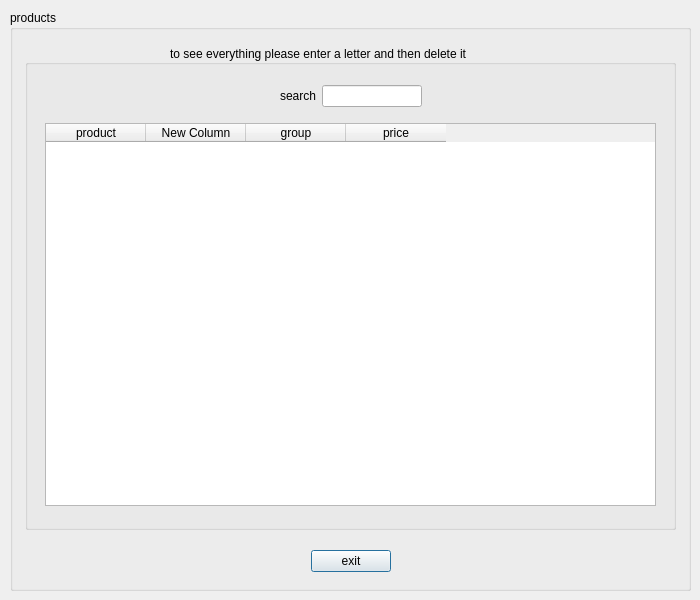
Qt form msearchp.ui (melika-ag8/finalfoof) before a commit.
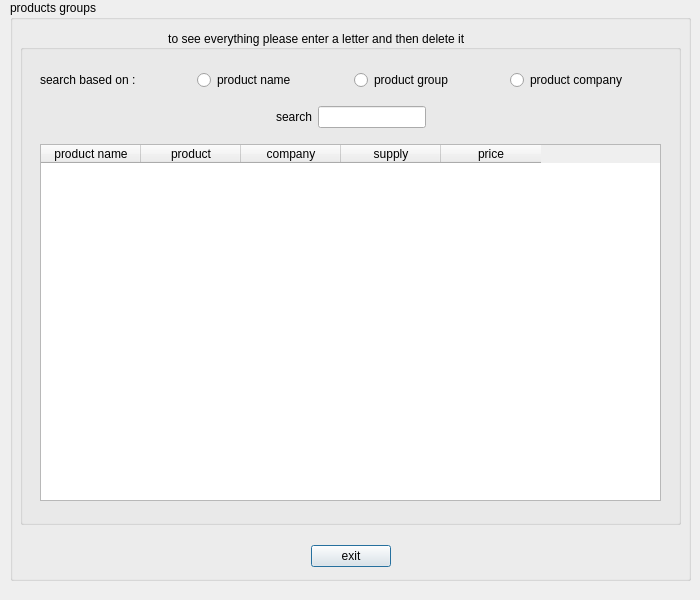
The same form after that commit. Icons and pictures are not drawn.

Commit message: delete forms

```diff
--- a/msearchp.ui
+++ b/msearchp.ui
@@ -29,25 +29,13 @@
    <property name="geometry">
     <rect>
      <x>10</x>
-     <y>10</y>
+     <y>0</y>
      <width>681</width>
      <height>581</height>
     </rect>
    </property>
-   <property name="sizePolicy">
-    <sizepolicy hsizetype="Fixed" vsizetype="Fixed">
-     <horstretch>0</horstretch>
-     <verstretch>0</verstretch>
-    </sizepolicy>
-   </property>
-   <property name="maximumSize">
-    <size>
-     <width>841</width>
-     <height>631</height>
-    </size>
-   </property>
    <property name="title">
-    <string>products</string>
+    <string>products groups</string>
    </property>
    <widget class="QWidget" name="back" native="true">
     <property name="geometry">
@@ -58,18 +46,6 @@
       <height>561</height>
      </rect>
     </property>
-    <property name="sizePolicy">
-     <sizepolicy hsizetype="Fixed" vsizetype="Fixed">
-      <horstretch>0</horstretch>
-      <verstretch>0</verstretch>
-     </sizepolicy>
-    </property>
-    <property name="maximumSize">
-     <size>
-      <width>700</width>
-      <height>600</height>
-     </size>
-    </property>
     <property name="styleSheet">
      <string notr="true">#back
 {
@@ -79,16 +55,16 @@
     </property>
     <layout class="QVBoxLayout" name="verticalLayout_7">
      <property name="leftMargin">
-      <number>10</number>
+      <number>5</number>
      </property>
      <property name="topMargin">
-      <number>10</number>
+      <number>5</number>
      </property>
      <property name="rightMargin">
-      <number>10</number>
+      <number>5</number>
      </property>
      <property name="bottomMargin">
-      <number>10</number>
+      <number>5</number>
      </property>
      <item>
       <layout class="QHBoxLayout" name="horizontalLayout_7">
@@ -110,15 +86,15 @@
           <string notr="true">color:black;</string>
          </property>
          <property name="title">
-          <string>                                           to see everything please enter a letter and then delete it</string>
+          <string>                                            to see everything please enter a letter and then delete it</string>
          </property>
          <widget class="QWidget" name="verticalLayoutWidget_3">
           <property name="geometry">
            <rect>
             <x>10</x>
             <y>30</y>
-            <width>631</width>
-            <height>441</height>
+            <width>641</width>
+            <height>451</height>
            </rect>
           </property>
           <layout class="QVBoxLayout" name="verticalLayout_3">
@@ -149,7 +125,51 @@
               <number>5</number>
              </property>
              <item>
-              <spacer name="horizontalSpacer_9">
+              <widget class="QLabel" name="label">
+               <property name="text">
+                <string>search based on :</string>
+               </property>
+              </widget>
+             </item>
+             <item>
+              <widget class="QRadioButton" name="product">
+               <property name="text">
+                <string>product name</string>
+               </property>
+              </widget>
+             </item>
+             <item>
+              <widget class="QRadioButton" name="group">
+               <property name="text">
+                <string>product group</string>
+               </property>
+              </widget>
+             </item>
+             <item>
+              <widget class="QRadioButton" name="company">
+               <property name="text">
+                <string>product company</string>
+               </property>
+              </widget>
+             </item>
+            </layout>
+           </item>
+           <item>
+            <layout class="QHBoxLayout" name="horizontalLayout">
+             <property name="leftMargin">
+              <number>5</number>
+             </property>
+             <property name="topMargin">
+              <number>5</number>
+             </property>
+             <property name="rightMargin">
+              <number>5</number>
+             </property>
+             <property name="bottomMargin">
+              <number>5</number>
+             </property>
+             <item>
+              <spacer name="horizontalSpacer_4">
                <property name="orientation">
                 <enum>Qt::Horizontal</enum>
                </property>
@@ -162,7 +182,7 @@
               </spacer>
              </item>
              <item>
-              <widget class="QLabel" name="search_3">
+              <widget class="QLabel" name="search">
                <property name="sizePolicy">
                 <sizepolicy hsizetype="Fixed" vsizetype="Fixed">
                  <horstretch>0</horstretch>
@@ -181,23 +201,23 @@
               </widget>
              </item>
              <item>
-              <widget class="QLineEdit" name="searchline_3">
+              <widget class="QLineEdit" name="searchline">
                <property name="sizePolicy">
-                <sizepolicy hsizetype="Expanding" vsizetype="Fixed">
+                <sizepolicy hsizetype="Fixed" vsizetype="Fixed">
                  <horstretch>0</horstretch>
                  <verstretch>0</verstretch>
                 </sizepolicy>
                </property>
                <property name="maximumSize">
                 <size>
-                 <width>100</width>
+                 <width>200</width>
                  <height>16777215</height>
                 </size>
                </property>
               </widget>
              </item>
              <item>
-              <spacer name="horizontalSpacer_10">
+              <spacer name="horizontalSpacer_5">
                <property name="orientation">
                 <enum>Qt::Horizontal</enum>
                </property>
@@ -212,7 +232,8 @@
             </layout>
            </item>
            <item>
-            <layout class="QHBoxLayout" name="horizontalLayout_15">
+            <widget class="QWidget" name="horizontalWidget_2" native="true">
+             <layout class="QHBoxLayout" name="horizontalLayout_13">
              <property name="leftMargin">
               <number>5</number>
              </property>
@@ -226,7 +247,18 @@
               <number>5</number>
              </property>
              <item>
-              <widget class="QTableWidget" name="show3">
+               <widget class="QTableWidget" name="showg">
+                <property name="iconSize">
+                 <size>
+                  <width>0</width>
+                  <height>0</height>
+                 </size>
+                </property>
+                <column>
+                 <property name="text">
+                  <string>product name</string>
+                 </property>
+                </column>
                <column>
                 <property name="text">
                  <string>product</string>
@@ -234,12 +266,12 @@
                </column>
                <column>
                 <property name="text">
-                 <string>New Column</string>
+                  <string>company</string>
                 </property>
                </column>
                <column>
                 <property name="text">
-                 <string>group</string>
+                  <string>supply</string>
                 </property>
                </column>
                <column>
@@ -250,6 +282,7 @@
               </widget>
              </item>
             </layout>
+            </widget>
            </item>
           </layout>
          </widget>
@@ -260,14 +293,32 @@
      <item>
       <widget class="QWidget" name="horizontalWidget_5" native="true">
        <property name="sizePolicy">
-        <sizepolicy hsizetype="Preferred" vsizetype="Fixed">
+        <sizepolicy hsizetype="Fixed" vsizetype="Fixed">
          <horstretch>0</horstretch>
          <verstretch>0</verstretch>
         </sizepolicy>
        </property>
-       <layout class="QHBoxLayout" name="horizontalLayout_9">
+       <property name="maximumSize">
+        <size>
+         <width>800</width>
+         <height>40</height>
+        </size>
+       </property>
+       <layout class="QHBoxLayout" name="horizontalLayout_4">
+        <property name="leftMargin">
+         <number>5</number>
+        </property>
+        <property name="topMargin">
+         <number>5</number>
+        </property>
+        <property name="rightMargin">
+         <number>5</number>
+        </property>
+        <property name="bottomMargin">
+         <number>5</number>
+        </property>
         <item>
-         <spacer name="horizontalSpacer_11">
+         <spacer name="horizontalSpacer_8">
           <property name="orientation">
            <enum>Qt::Horizontal</enum>
           </property>
@@ -287,7 +338,7 @@
          </widget>
         </item>
         <item>
-         <spacer name="horizontalSpacer_12">
+         <spacer name="horizontalSpacer">
           <property name="orientation">
            <enum>Qt::Horizontal</enum>
           </property>
```
Left out of the diff: 19 changed lines with no effect on the pictures. Lines whose indentation alone changed are shown as unchanged. The commit also changes 59 other files.
